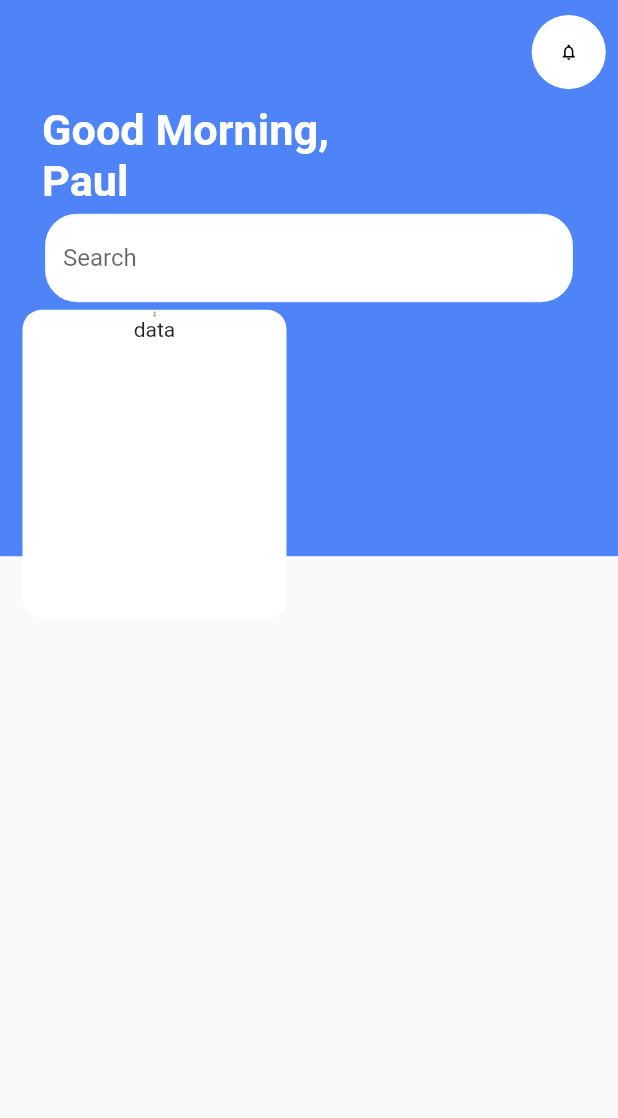
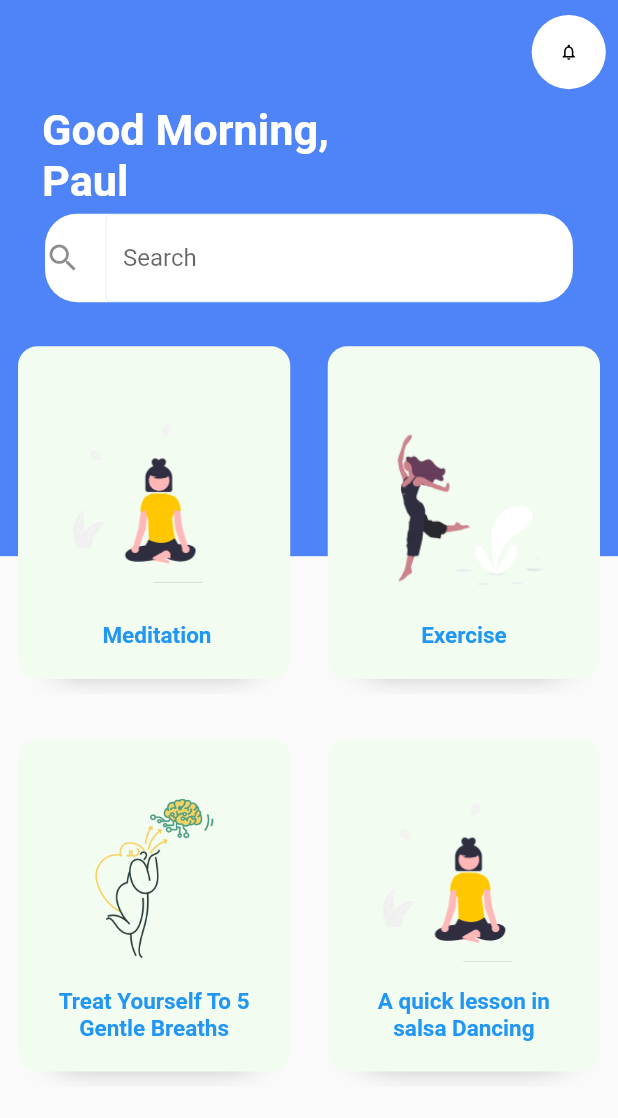
Before and after one commit to Musecreatives/Menta-Care---Self-Care-Appication, a Flutter app: the HomeScreen screen opened directly, on a phone screen of 412 x 824 dp. Shown: the top 1118 px of the screen. Run offline on Flutter 3.47's test engine with Material 2 defaults, Android fonts, the phone set to English and light mode, and no system bars; our stand-ins replace animated_splash_screen, flutter_svg, form_field_validator, hexcolor, shared_preferences; accounts and stored records are empty; Roboto replaces fonts that are missing (Montserrat, Poppins).

Commit message:
Sleepless nights

```diff
--- a/lib/onboarding/pages/HomeScreen.dart
+++ b/lib/onboarding/pages/HomeScreen.dart
@@ -66,33 +66,42 @@
                     child: TextField(
                       decoration: InputDecoration(
                         hintText: "Search",
-                        // icon: Image.asset('menta/assets/icons/Activity.png'),
+                        icon: Icon(Icons.search),
                         border: InputBorder.none,
                       ),
                     )),
               ),
+              SizedBox(
+                height: defualtPadding * 0.9,
+              ),
               Expanded(
                 child: GridView.count(
                   crossAxisCount: 2,
+                  childAspectRatio: .85,
+                  crossAxisSpacing: 1.0,
+                  mainAxisSpacing: 20,
+                  // ignore: prefer_const_literals_to_create_immutables
                   children: <Widget>[
-                    Padding(
-                      padding: const EdgeInsets.symmetric(horizontal: 15),
-                      child: Container(
-                        decoration: BoxDecoration(
-                          color: Colors.white,
-                          borderRadius: BorderRadius.circular(13),
-                        ),
-                        child: Column(
-                          children: <Widget>[
-                            Image.asset(
-                                "assets/images/undraw_Meditation_re_gll0 1.png",
-                                height: 5,
-                                width: 6),
-                            Text('data'),
-                          ],
-                        ),
-                      ),
-                    )
+                    CategoryCard(
+                      title: " Meditation ",
+                      imgSrc: "assets/images/undraw_Meditation_re_gll0 1.png",
+                      press: () {},
+                    ),
+                    CategoryCard(
+                      imgSrc: "assets/images/undraw_workout_gcgu 1.png",
+                      title: "Exercise",
+                      press: () {},
+                    ),
+                    CategoryCard(
+                      imgSrc: "assets/images/macaroni-message-sent.png",
+                      title: "Treat Yourself To 5 Gentle Breaths",
+                      press: () {},
+                    ),
+                    CategoryCard(
+                      imgSrc: "assets/images/undraw_Meditation_re_gll0 1.png",
+                      title: "A quick lesson in salsa Dancing",
+                      press: () {},
+                    ),
                   ],
                 ),
               )
--- a/lib/pages.dart
+++ b/lib/pages.dart
@@ -12,8 +12,12 @@
 
 export 'constants.dart';
 
-
+export 'package:cupertino_icons/cupertino_icons.dart';
 export 'package:flutter/rendering.dart';
 export 'package:flutter_svg/flutter_svg.dart';
 
 export 'package:menta/onboarding/pages/components/sign_in_textForm.dart';
+
+export 'package:menta/widgets/category_Card.dart';
+
+export 'package:menta/onboarding/pages/HomeScreen.dart';
--- /dev/null
+++ b/lib/widgets/category_Card.dart
@@ -0,0 +1,63 @@
+// ignore_for_file: file_names
+import 'package:flutter/material.dart';
+
+import 'package:menta/pages.dart';
+
+import 'package:hexcolor/hexcolor.dart';
+
+class CategoryCard extends StatelessWidget {
+  final String imgSrc;
+  final String title;
+  final VoidCallback press;
+  const CategoryCard({
+    Key? key,
+    required this.imgSrc,
+    required this.title,
+    required this.press,
+  }) : super(key: key);
+
+  @override
+  Widget build(BuildContext context) {
+    return ClipRRect(
+      borderRadius: BorderRadius.circular(13),
+      child: Padding(
+        padding: const EdgeInsets.symmetric(horizontal: 12, vertical: 10),
+        child: Container(
+          // padding: EdgeInsets.all(20),
+          decoration: BoxDecoration(
+              color: HexColor("#F3FCF0"),
+              borderRadius: BorderRadius.circular(13),
+              // ignore: prefer_const_literals_to_create_immutables
+              boxShadow: [
+                BoxShadow(
+                    offset: Offset(0, 17),
+                    blurRadius: 17,
+                    spreadRadius: -23,
+                    color: Colors.grey)
+              ]),
+          child: Material(
+            color: Colors.transparent,
+            child: InkWell(
+              onTap: press,
+              child: Padding(
+                padding: const EdgeInsets.all(20.0),
+                child: Column(
+                  children: <Widget>[
+                    Spacer(),
+                    Image.asset(imgSrc),
+                    Spacer(),
+                    Text(
+                      title,
+                      textAlign: TextAlign.center,
+                      style: kTitle.copyWith(fontSize: 15),
+                    ),
+                  ],
+                ),
+              ),
+            ),
+          ),
+        ),
+      ),
+    );
+  }
+}
```
Also changed, not shown: pubspec.yaml (+5 -4 lines), pubspec.lock.
